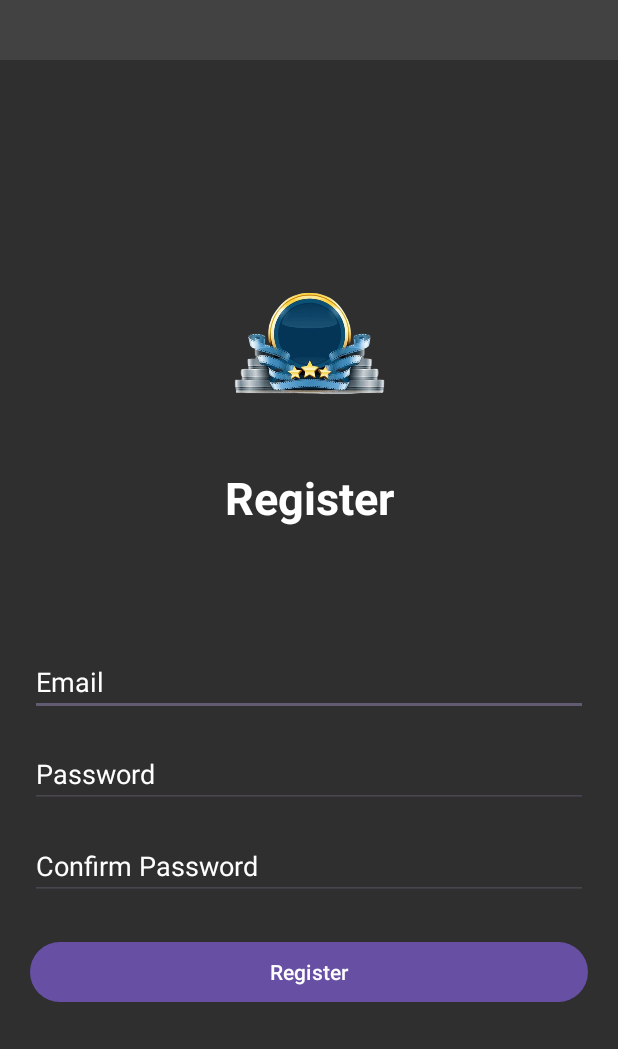
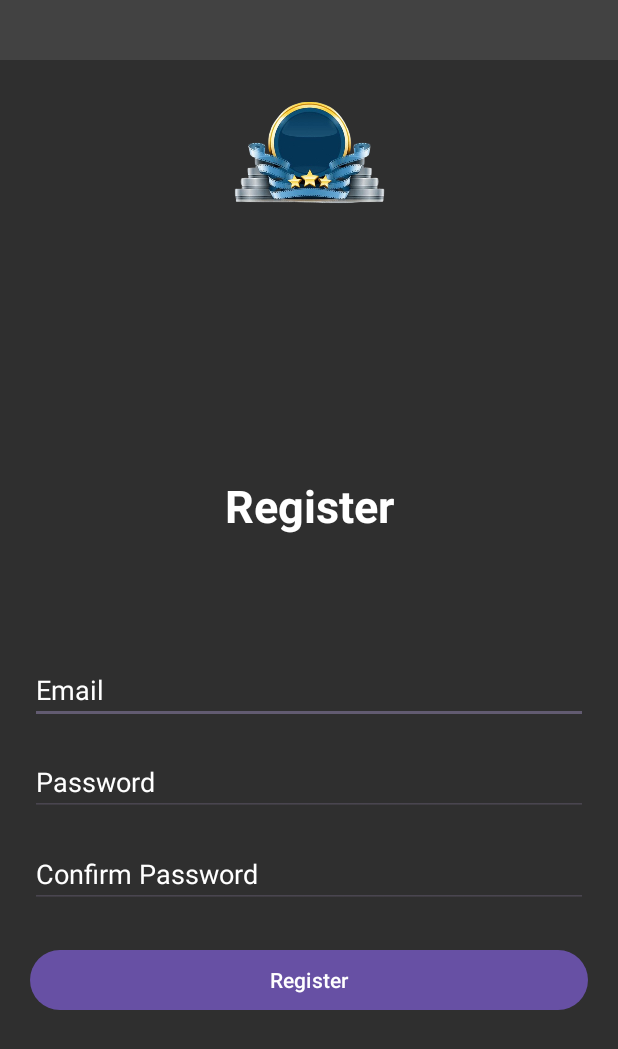
Before and after one commit to Jeshan26/Assignment02_Chhabra_Ally, an Android app: the Register screen opened directly, with no data from a screen before it, on a phone screen of 412 x 824 dp. Shown: the top 1049 px of the screen. Run offline under Robolectric (Android 15) with nearby library versions, the phone set to English and light mode, and no system bars; our stand-ins replace Firebase (no records; nobody signed in at launch, a user with empty details on screens opened directly).

Commit message:
added a balanced layout to the app

```diff
--- a/app/src/main/res/layout/activity_register.xml
+++ b/app/src/main/res/layout/activity_register.xml
@@ -18,6 +18,15 @@
         android:background="#424242"
         app:titleTextColor="@android:color/white" />
 
+    <ImageView
+        android:id="@+id/movielogo"
+        android:layout_width="143dp"
+        android:layout_height="90dp"
+        android:layout_gravity="center"
+        android:layout_marginTop="24dp"
+        android:layout_marginBottom="16dp"
+        android:src="@drawable/image" />
+
     <!-- Content of the register page-->
     <LinearLayout
         android:layout_width="match_parent"
@@ -27,13 +36,7 @@
         android:orientation="vertical"
         android:gravity="center">
 
-        <ImageView
-            android:id="@+id/movielogo"
-            android:layout_width="143dp"
-            android:layout_height="90dp"
-            android:layout_gravity="center"
-            android:layout_marginBottom="30dp"
-            android:src="@drawable/image"/>
+
 
         <TextView
             android:id="@+id/registerTV"
```
Also changed, not shown: app/src/main/res/layout/activity_login.xml (+10 -7 lines).
